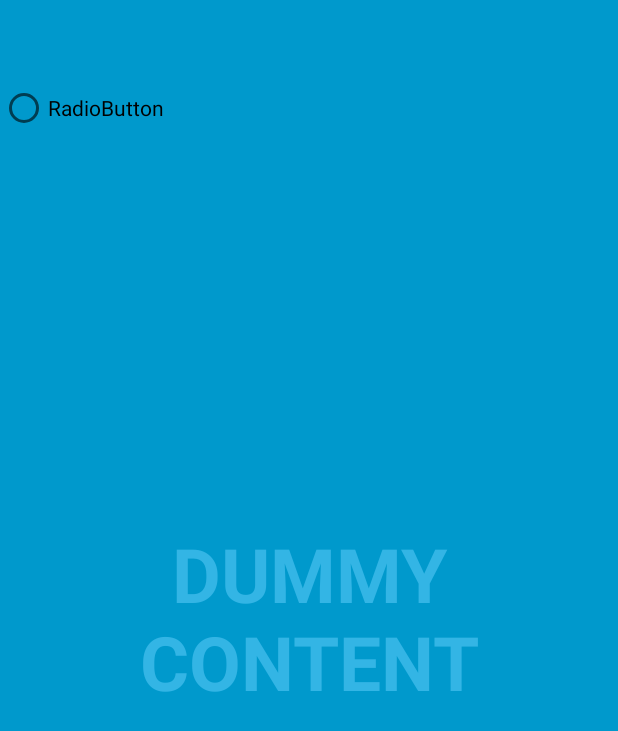
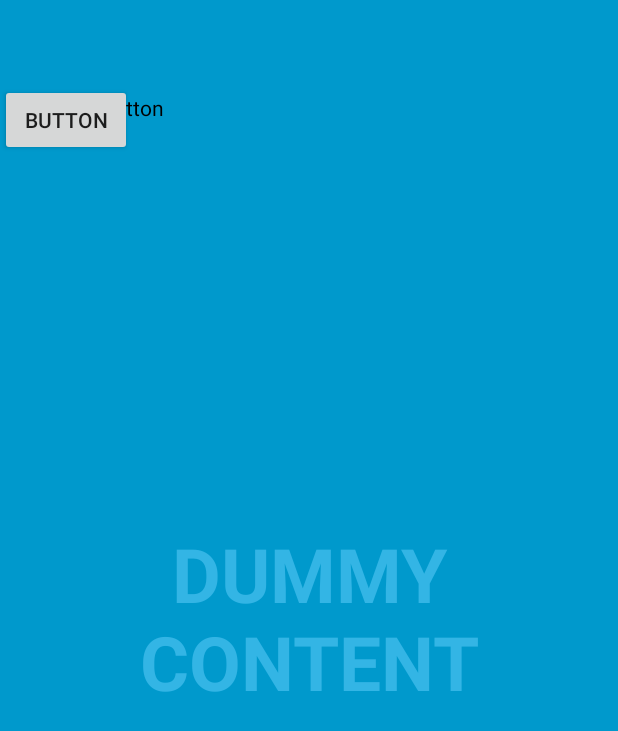
Before and after one commit to teemiik/Express_test, an Android app: the screen it shows after launch (FullscreenActivity), on a phone screen of 412 x 824 dp. Shown: the top 731 px of the screen. Run offline under Robolectric (Android 15) with nearby library versions, the phone set to English and light mode, and no system bars.

Commit message:
Хочу хача

```diff
--- a/app/src/main/res/layout/activity_fullscreen.xml
+++ b/app/src/main/res/layout/activity_fullscreen.xml
@@ -52,6 +52,12 @@
             android:layout_height="wrap_content"
             android:id="@+id/radioButton" />
 
+        <Button
+            android:text="Button"
+            android:layout_width="wrap_content"
+            android:layout_height="wrap_content"
+            android:id="@+id/button" />
+
     </FrameLayout>
 
 </FrameLayout>
```
